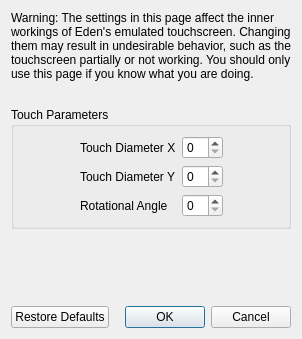
Before: the Qt Designer form src/yuzu/configuration/configure_touchscreen_advanced.ui in eden-nx2/eden-nx2, drawn with Qt 5.
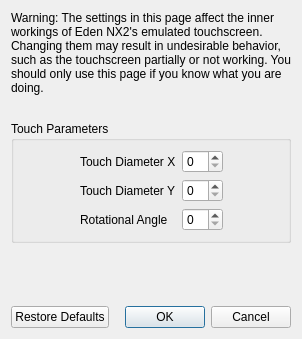
After: the same form once the commit is applied.

Commit message: Rename to Eden NX2 and install next to official Eden

What changed in the file:
```diff
--- a/src/yuzu/configuration/configure_touchscreen_advanced.ui
+++ b/src/yuzu/configuration/configure_touchscreen_advanced.ui
@@ -23,7 +23,7 @@
       </size>
      </property>
      <property name="text">
-      <string>Warning: The settings in this page affect the inner workings of Eden's emulated touchscreen. Changing them may result in undesirable behavior, such as the touchscreen partially or not working. You should only use this page if you know what you are doing.</string>
+      <string>Warning: The settings in this page affect the inner workings of Eden NX2's emulated touchscreen. Changing them may result in undesirable behavior, such as the touchscreen partially or not working. You should only use this page if you know what you are doing.</string>
      </property>
      <property name="wordWrap">
       <bool>true</bool>
```
The commit also changes 99 other files.
